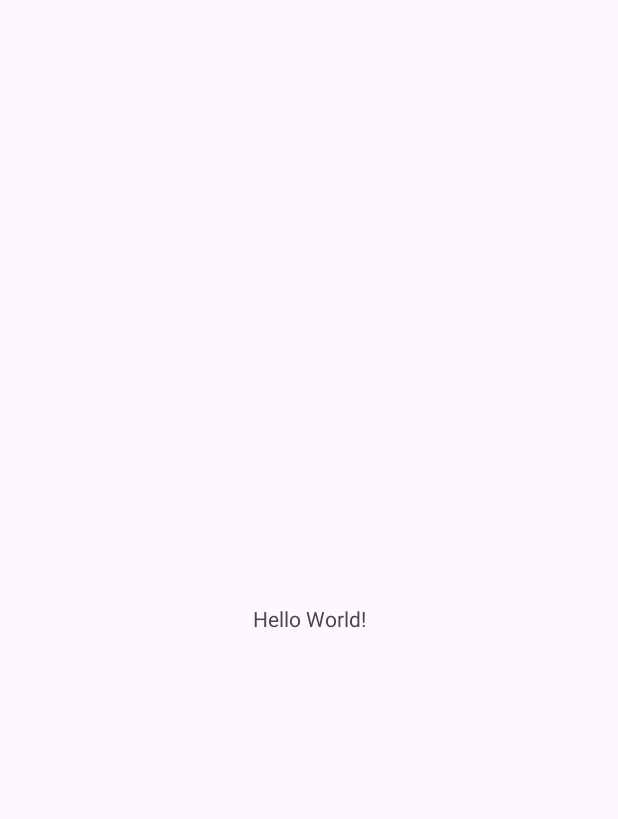
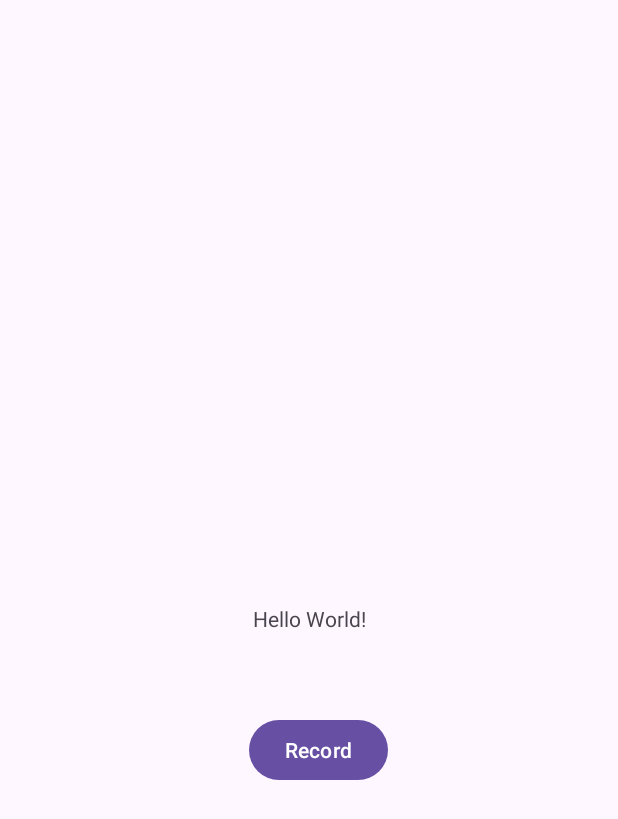
Before and after one commit to Sambit2005-lab/NEWapplication, an Android app: the screen it shows after launch (MainActivity), on a phone screen of 412 x 824 dp. Before the commit the part shown is almost empty. Shown: the top 819 px of the screen. Run offline under Robolectric (Android 15) with nearby library versions, the phone set to English and light mode, and no system bars.

```diff
--- a/app/src/main/AndroidManifest.xml
+++ b/app/src/main/AndroidManifest.xml
@@ -1,6 +1,8 @@
 <?xml version="1.0" encoding="utf-8"?>
 <manifest xmlns:android="http://schemas.android.com/apk/res/android"
     xmlns:tools="http://schemas.android.com/tools">
+    <uses-permission android:name="android.permission.RECORD_AUDIO"/>
+    <uses-permission android:name="android.permission.INTERNET" />
 
     <application
         android:allowBackup="true"
--- a/app/src/main/java/com/example/myapplication/MainActivity.java
+++ b/app/src/main/java/com/example/myapplication/MainActivity.java
@@ -1,6 +1,13 @@
 package com.example.myapplication;
 
+import android.content.Intent;
 import android.os.Bundle;
+import android.speech.RecognitionListener;
+import android.speech.RecognizerIntent;
+import android.speech.SpeechRecognizer;
+import android.view.View;
+import android.widget.TextView;
+import android.widget.Toast;
 
 import androidx.activity.EdgeToEdge;
 import androidx.appcompat.app.AppCompatActivity;
@@ -8,17 +15,101 @@ import androidx.core.graphics.Insets;
 import androidx.core.view.ViewCompat;
 import androidx.core.view.WindowInsetsCompat;
 
+import java.util.ArrayList;
+
 public class MainActivity extends AppCompatActivity {
+    private SpeechRecognizer recognizer;
+    private TextView Tvresult;
 
     @Override
     protected void onCreate(Bundle savedInstanceState) {
         super.onCreate(savedInstanceState);
         EdgeToEdge.enable(this);
+
         setContentView(R.layout.activity_main);
-        ViewCompat.setOnApplyWindowInsetsListener(findViewById(R.id.main), (v, insets) -> {
-            Insets systemBars = insets.getInsets(WindowInsetsCompat.Type.systemBars());
-            v.setPadding(systemBars.left, systemBars.top, systemBars.right, systemBars.bottom);
-            return insets;
-        });
+
+        findbyId();
+
+        StartingResult();
+
     }
-}
+
+    private void findbyId() {
+        Tvresult = (TextView) findViewById(R.id.recordBtn);
+
+
+    }
+
+    private void StartingResult() {
+        if (SpeechRecognizer.isRecognitionAvailable(this)){
+            recognizer=SpeechRecognizer.createSpeechRecognizer(this);
+            recognizer.setRecognitionListener(new RecognitionListener() {
+                @Override
+                public void onReadyForSpeech(Bundle bundle) {
+
+                }
+
+                @Override
+                public void onBeginningOfSpeech() {
+
+                }
+
+                @Override
+                public void onRmsChanged(float v) {
+
+                }
+
+                @Override
+                public void onBufferReceived(byte[] bytes) {
+
+                }
+
+                @Override
+                public void onEndOfSpeech() {
+
+                }
+
+                @Override
+                public void onError(int i) {
+
+                }
+
+                @Override
+                public void onResults(Bundle bundle) {
+                    ArrayList<String> result= bundle.getStringArrayList(SpeechRecognizer.RESULTS_RECOGNITION);
+                    Toast.makeText(MainActivity.this, ""+result.get(0), Toast.LENGTH_SHORT).show();
+                    Tvresult.setText(result.get(0));
+                    }
+
+
+
+
+
+
+
+
+
+                @Override
+                public void onPartialResults(Bundle bundle) {
+
+                }
+
+                @Override
+                public void onEvent(int i, Bundle bundle) {
+
+                }
+            });
+        }
+    }
+
+    public void startRecording(View view){
+        Intent intent= new Intent(RecognizerIntent.ACTION_RECOGNIZE_SPEECH);
+        intent.putExtra(RecognizerIntent.EXTRA_LANGUAGE_MODEL,RecognizerIntent.LANGUAGE_MODEL_FREE_FORM);
+        intent.putExtra(RecognizerIntent.EXTRA_MAX_RESULTS,1);
+
+        recognizer.startListening(intent);
+
+    }
+
+
+    }
--- a/app/src/main/res/layout/activity_main.xml
+++ b/app/src/main/res/layout/activity_main.xml
@@ -16,4 +16,17 @@
         app:layout_constraintStart_toStartOf="parent"
         app:layout_constraintTop_toTopOf="parent" />
 
+    <Button
+        android:id="@+id/recordBtn"
+        android:layout_width="wrap_content"
+        android:layout_height="wrap_content"
+        android:text="Record"
+        app:layout_constraintBottom_toBottomOf="parent"
+        app:layout_constraintEnd_toEndOf="parent"
+        app:layout_constraintHorizontal_bias="0.52"
+        app:layout_constraintStart_toStartOf="parent"
+        app:layout_constraintTop_toTopOf="parent"
+        app:layout_constraintVertical_bias="0.613"
+        android:onClick="startRecording"/>
+
 </androidx.constraintlayout.widget.ConstraintLayout>
```
